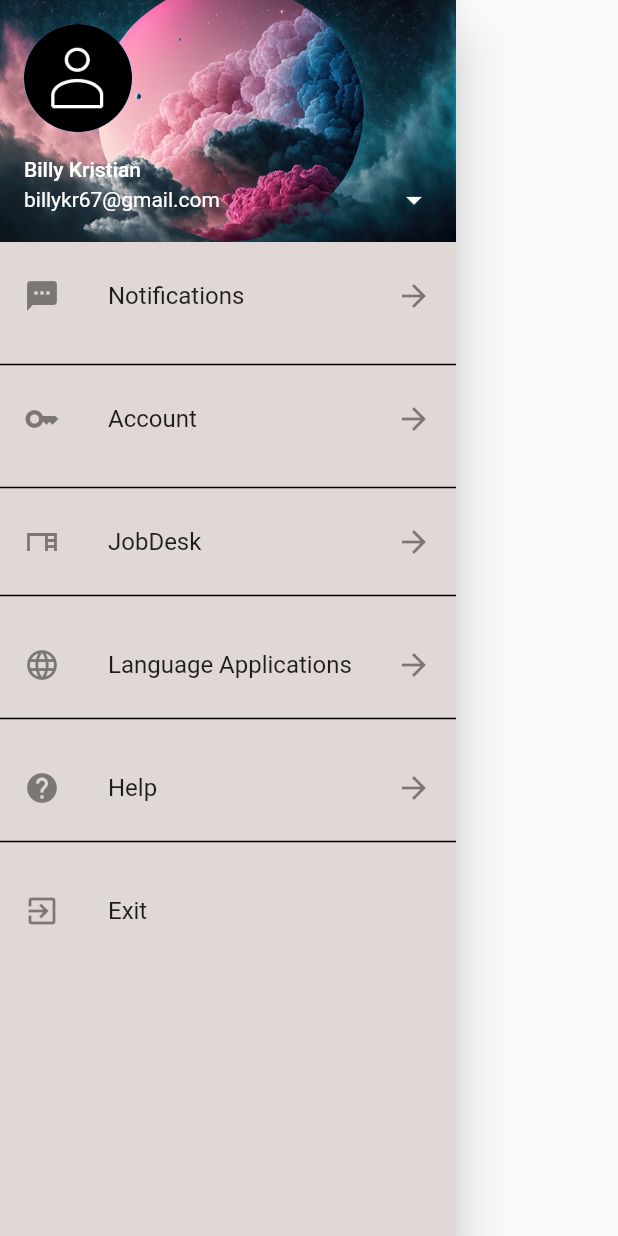
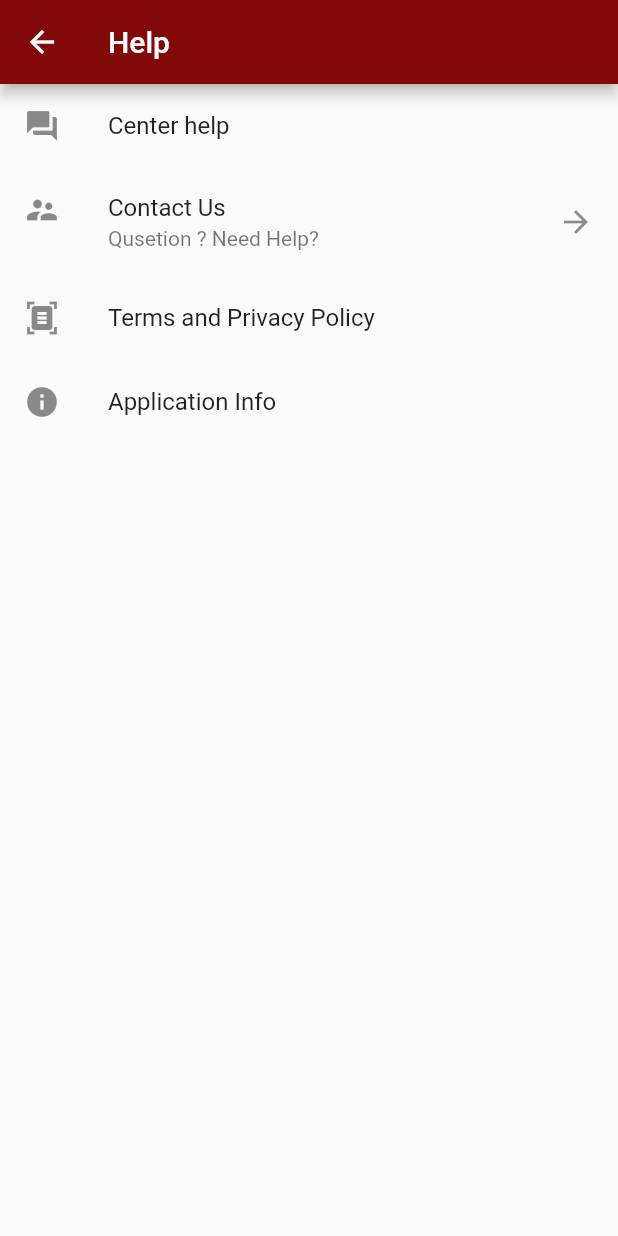
Before and after one commit to BillyPCT/uts, a Flutter app: the Profileenglish widget shown alone on an empty page, opened directly, after a tap on "Help", on a phone screen of 412 x 824 dp. Run offline on Flutter 3.47's test engine with Material 2 defaults, Android fonts, the phone set to English and light mode, and no system bars; network calls fail.

```diff
--- /dev/null
+++ b/lib/Isi/isiprofileenglish/help.dart
@@ -0,0 +1,46 @@
+import 'package:flutter/material.dart';
+class help extends StatelessWidget {
+  const help({super.key});
+
+  @override
+  Widget build(BuildContext context) {
+     return Scaffold(
+      appBar: AppBar(
+        title: Text(
+          "Help",
+        ),
+        backgroundColor: Color.fromARGB(255, 129, 9, 9),
+      ),
+      body: ListView(
+        children: [
+          ListTile(
+            leading: Icon(Icons.question_answer),
+            title: Text("Center help"),
+            onTap: () {},
+          ),
+          ListTile(
+            leading: Icon(Icons.supervisor_account),
+            title: Text("Contact Us"),
+            subtitle: Text("Qusetion ? Need Help?"),
+             trailing: Icon(
+            Icons.arrow_forward,
+          ),
+            onTap: () {
+              Navigator.pushNamed(context, "/hubungi");
+            },
+          ),
+          ListTile(
+            leading: Icon(Icons.document_scanner),
+            title: Text("Terms and Privacy Policy"),
+            onTap: () {},
+          ),
+          ListTile(
+            leading: Icon(Icons.info),
+            title: Text("Application Info"),
+            onTap: () {},
+          ),
+        ],
+      ),
+    );
+  }
+}
--- a/lib/komponenutama/routes.dart
+++ b/lib/komponenutama/routes.dart
@@ -1,6 +1,8 @@
 import 'package:flutter/material.dart';
+import 'package:utspcs/Isi/isiprofileenglish/JobDesk.dart';
 import 'package:utspcs/Isi/isiprofileenglish/akunenglish.dart';
 import 'package:utspcs/Isi/isiprofileenglish/bahasainggris.dart';
+import 'package:utspcs/Isi/isiprofileenglish/help.dart';
 import 'package:utspcs/Isi/isiprofileindo/Bantuan.dart';
 import 'package:utspcs/Isi/isiprofileindo/HistoryPekerjaan.dart';
 import 'package:utspcs/Isi/isiprofileindo/akun.dart';
@@ -35,6 +37,12 @@ case '/A':
         return SlideRightRoute(widget: A());
 case '/Aenglish':
         return SlideRightRoute(widget: Aenglish());
+        case '/Aenglish':
+        return SlideRightRoute(widget: Aenglish());
+        case '/help':
+        return SlideRightRoute(widget: help());
+        case '/jobdesk':
+        return SlideRightRoute(widget: jobdesk());
         case '/akunenglish':
         return SlideRightRoute(widget: akunenglish());
 case '/biodataprofile':
```
Also changed, not shown: lib/Isi/isiprofileenglish/JobDesk.dart (added, +17 -0 lines), lib/Isi/isiprofileenglish/profileenglish.dart (+6 -2 lines).
